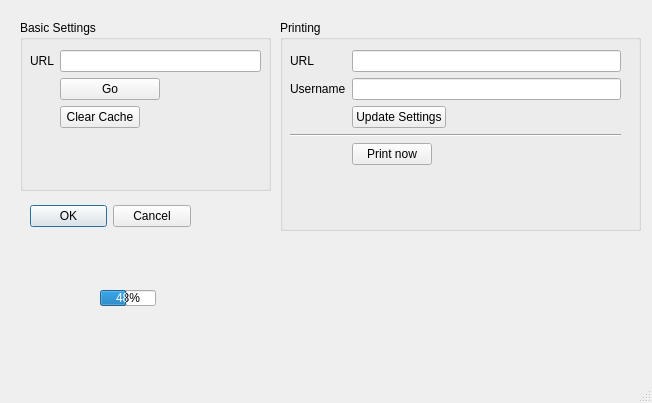
First picture: the form in optionsdialog.ui, repository jasonknight/salor-bin, before the edit.
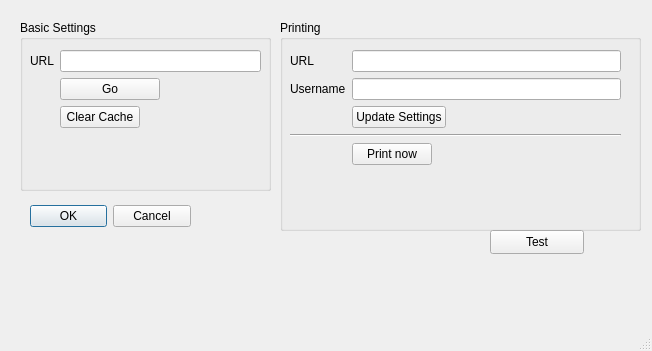
Second picture: the form after the edit.

What changed in the file:
```diff
--- a/optionsdialog.ui
+++ b/optionsdialog.ui
@@ -7,7 +7,7 @@
     <x>0</x>
     <y>0</y>
     <width>652</width>
-    <height>403</height>
+    <height>351</height>
    </rect>
   </property>
   <property name="windowTitle">
@@ -193,23 +193,17 @@
     </property>
    </layout>
   </widget>
-  <widget class="QProgressBar" name="progressBar">
+  <widget class="QPushButton" name="printTestButton">
    <property name="geometry">
     <rect>
-     <x>100</x>
-     <y>290</y>
-     <width>56</width>
-     <height>16</height>
+     <x>490</x>
+     <y>230</y>
+     <width>94</width>
+     <height>24</height>
     </rect>
    </property>
-   <property name="maximum">
-    <number>50</number>
-   </property>
-   <property name="value">
-    <number>24</number>
-   </property>
-   <property name="invertedAppearance">
-    <bool>false</bool>
+   <property name="text">
+    <string>Test</string>
    </property>
   </widget>
  </widget>
```
